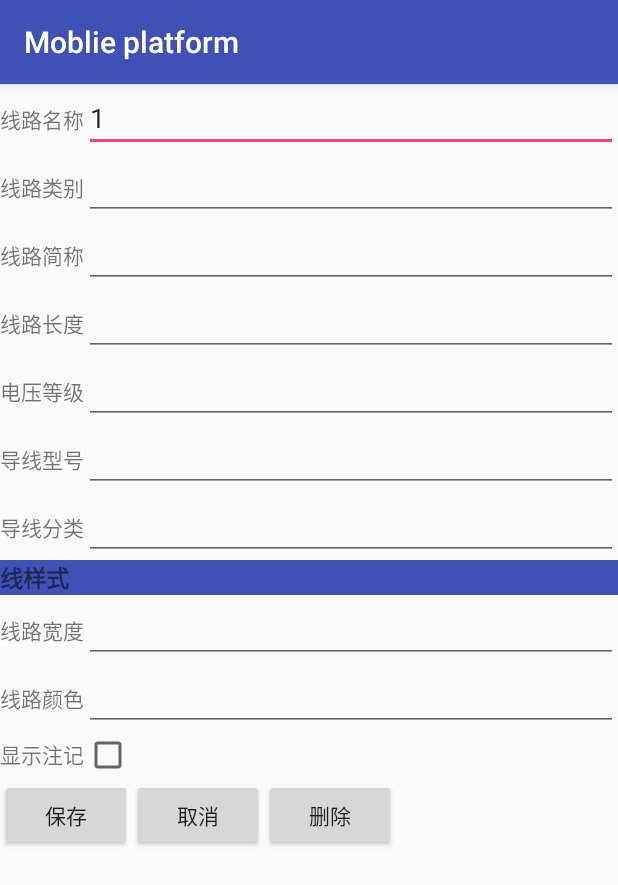
After one commit to GISHanBo/Moblieplatform, an Android app: the SetLineInfo screen opened directly, with no data from a screen before it, on a phone screen of 412 x 824 dp. The commit adds this screen. Shown: the top 885 px of the screen. Run offline under Robolectric (Android 15) with nearby library versions, the phone set to English and light mode, and no system bars.

Commit message:
开始线的绘制

```diff
--- a/app/src/main/AndroidManifest.xml
+++ b/app/src/main/AndroidManifest.xml
@@ -19,7 +19,8 @@
                 <category android:name="android.intent.category.LAUNCHER" />
             </intent-filter>
         </activity>
-        <activity android:name=".SetDeviceInfo"></activity>
+        <activity android:name=".SetDeviceInfo" />
+        <activity android:name=".SetLineInfo"></activity>
     </application>
 
 </manifest>
--- /dev/null
+++ b/app/src/main/java/com/example/administrator/moblieplatform/SetLineInfo.java
@@ -0,0 +1,62 @@
+package com.example.administrator.moblieplatform;
+
+import android.content.Intent;
+import android.support.v7.app.AppCompatActivity;
+import android.os.Bundle;
+import android.widget.CheckBox;
+import android.widget.EditText;
+
+
+public class SetLineInfo extends AppCompatActivity {
+    private long id;//全局唯一ID
+    private String name;//线路名称
+    private String type;//线路类别
+    private String abbreviation;//类别简称
+    private float length;//线段长度
+    private String level;//电压等级
+    private String model;//导线型号
+    private String sort;//导线分类
+    private Integer width;//线样式-宽度
+    private String color;//线样式-颜色
+    private boolean showLabel;//线样式-注记
+
+    @Override
+    protected void onCreate(Bundle savedInstanceState) {
+        super.onCreate(savedInstanceState);
+        setContentView(R.layout.activity_set_line_info);
+        //取值
+        final Intent intent=getIntent();
+        id=intent.getLongExtra("id",0);
+        length=intent.getFloatExtra("length",0f);
+        name=intent.getStringExtra("name");
+        type=intent.getStringExtra("type");
+        abbreviation=intent.getStringExtra("abbreviation");
+        level=intent.getStringExtra("level");
+        model=intent.getStringExtra("model");
+        sort=intent.getStringExtra("sort");
+        color=intent.getStringExtra("color");
+        width=intent.getIntExtra("width",1);
+        showLabel=intent.getBooleanExtra("showLabel",false);
+
+        EditText line_name=findViewById(R.id.line_name);
+        line_name.setText(name);
+        EditText line_length=findViewById(R.id.line_length);
+        line_name.setText(String.valueOf(length));
+        EditText line_type=findViewById(R.id.line_type);
+        line_name.setText(type);
+        EditText line_abbreviation=findViewById(R.id.line_abbreviation);
+        line_name.setText(abbreviation);
+        EditText line_level=findViewById(R.id.line_level);
+        line_name.setText(level);
+        EditText line_model=findViewById(R.id.line_model);
+        line_name.setText(model);
+        EditText line_sort=findViewById(R.id.line_sort);
+        line_name.setText(sort);
+        EditText line_color=findViewById(R.id.line_color);
+        line_name.setText(color);
+        EditText line_width=findViewById(R.id.line_width);
+        line_name.setText(String.valueOf(width));
+        CheckBox line_showLabel=findViewById(R.id.line_label);
+        line_showLabel.setChecked(showLabel);
+    }
+}
--- /dev/null
+++ b/app/src/main/res/layout/activity_set_line_info.xml
@@ -0,0 +1,230 @@
+<?xml version="1.0" encoding="utf-8"?>
+<LinearLayout xmlns:android="http://schemas.android.com/apk/res/android"
+    xmlns:tools="http://schemas.android.com/tools"
+    android:layout_width="match_parent"
+    android:layout_height="match_parent"
+    android:orientation="vertical"
+    tools:context=".SetLineInfo">
+
+    <LinearLayout
+        android:layout_width="match_parent"
+        android:layout_height="wrap_content">
+
+        <TextView
+            android:layout_width="wrap_content"
+            android:layout_height="wrap_content"
+            android:text="线路名称" />
+
+        <EditText
+            android:id="@+id/line_name"
+            android:layout_width="wrap_content"
+            android:layout_height="wrap_content"
+            android:layout_weight="1"
+            android:ems="10"
+            android:inputType="textPersonName"
+            android:text="" />
+    </LinearLayout>
+
+    <LinearLayout
+        android:layout_width="match_parent"
+        android:layout_height="wrap_content">
+
+        <TextView
+            android:layout_width="wrap_content"
+            android:layout_height="wrap_content"
+            android:text="线路类别" />
+
+        <EditText
+            android:id="@+id/line_type"
+            android:layout_width="wrap_content"
+            android:layout_height="wrap_content"
+            android:layout_weight="1"
+            android:ems="10"
+            android:inputType="textPersonName"
+            android:text="" />
+    </LinearLayout>
+
+    <LinearLayout
+        android:layout_width="match_parent"
+        android:layout_height="wrap_content">
+
+        <TextView
+            android:layout_width="wrap_content"
+            android:layout_height="wrap_content"
+            android:text="线路简称" />
+
+        <EditText
+            android:id="@+id/line_abbreviation"
+            android:layout_width="wrap_content"
+            android:layout_height="wrap_content"
+            android:layout_weight="1"
+            android:ems="10"
+            android:inputType="textPersonName"
+            android:text="" />
+    </LinearLayout>
+
+    <LinearLayout
+        android:layout_width="match_parent"
+        android:layout_height="wrap_content">
+
+        <TextView
+            android:layout_width="wrap_content"
+            android:layout_height="wrap_content"
+            android:text="线路长度" />
+
+        <EditText
+            android:id="@+id/line_length"
+            android:layout_width="wrap_content"
+            android:layout_height="wrap_content"
+            android:layout_weight="1"
+            android:ems="10"
+            android:inputType="numberDecimal" />
+
+
+    </LinearLayout>
+
+    <LinearLayout
+        android:layout_width="match_parent"
+        android:layout_height="wrap_content">
+
+        <TextView
+            android:layout_width="wrap_content"
+            android:layout_height="wrap_content"
+            android:text="电压等级" />
+
+        <EditText
+            android:id="@+id/line_level"
+            android:layout_width="wrap_content"
+            android:layout_height="wrap_content"
+            android:layout_weight="1"
+            android:ems="10"
+            android:inputType="textPersonName"
+            android:text="" />
+    </LinearLayout>
+
+    <LinearLayout
+        android:layout_width="match_parent"
+        android:layout_height="wrap_content">
+
+        <TextView
+            android:layout_width="wrap_content"
+            android:layout_height="wrap_content"
+            android:text="导线型号" />
+
+        <EditText
+            android:id="@+id/line_model"
+            android:layout_width="wrap_content"
+            android:layout_height="wrap_content"
+            android:layout_weight="1"
+            android:ems="10"
+            android:inputType="textPersonName"
+            android:text="" />
+    </LinearLayout>
+
+    <LinearLayout
+        android:layout_width="match_parent"
+        android:layout_height="wrap_content">
+
+        <TextView
+            android:layout_width="wrap_content"
+            android:layout_height="wrap_content"
+            android:text="导线分类" />
+
+        <EditText
+            android:id="@+id/line_sort"
+            android:layout_width="wrap_content"
+            android:layout_height="wrap_content"
+            android:layout_weight="1"
+            android:ems="10"
+            android:inputType="textPersonName"
+            android:text="" />
+    </LinearLayout>
+
+    <TextView
+        android:layout_width="match_parent"
+        android:layout_height="wrap_content"
+        android:background="@color/colorPrimary"
+        android:text="线样式"
+        android:textSize="15sp"
+        android:textStyle="bold" />
+
+    <LinearLayout
+        android:layout_width="match_parent"
+        android:layout_height="wrap_content">
+
+        <TextView
+            android:layout_width="wrap_content"
+            android:layout_height="wrap_content"
+            android:text="线路宽度" />
+
+        <EditText
+            android:id="@+id/line_width"
+            android:layout_width="wrap_content"
+            android:layout_height="wrap_content"
+            android:layout_weight="1"
+            android:ems="10"
+            android:inputType="number" />
+
+    </LinearLayout>
+
+    <LinearLayout
+        android:layout_width="match_parent"
+        android:layout_height="wrap_content">
+
+        <TextView
+            android:layout_width="wrap_content"
+            android:layout_height="wrap_content"
+            android:text="线路颜色" />
+
+        <EditText
+            android:id="@+id/line_color"
+            android:layout_width="wrap_content"
+            android:layout_height="wrap_content"
+            android:layout_weight="1"
+            android:ems="10"
+            android:inputType="textPersonName" />
+
+    </LinearLayout>
+
+    <LinearLayout
+        android:layout_width="match_parent"
+        android:layout_height="wrap_content">
+
+        <TextView
+            android:layout_width="wrap_content"
+            android:layout_height="wrap_content"
+            android:text="显示注记" />
+
+        <CheckBox
+            android:id="@+id/line_label"
+            android:layout_width="wrap_content"
+            android:layout_height="wrap_content" />
+
+    </LinearLayout>
+
+    <LinearLayout
+        android:layout_width="wrap_content"
+        android:layout_height="wrap_content"
+        android:orientation="horizontal">
+
+        <Button
+            android:id="@+id/device_save"
+            android:layout_width="wrap_content"
+            android:layout_height="wrap_content"
+            android:text="保存" />
+
+        <Button
+            android:id="@+id/device_cancel"
+            android:layout_width="wrap_content"
+            android:layout_height="wrap_content"
+            android:text="取消" />
+
+        <Button
+            android:id="@+id/delete"
+            android:layout_width="wrap_content"
+            android:layout_height="wrap_content"
+            android:text="删除" />
+    </LinearLayout>
+
+
+</LinearLayout>
```
Also changed, not shown: app/src/main/java/com/example/administrator/moblieplatform/MainActivity.java (+22 -9 lines), app/src/main/res/layout/activity_main.xml (+8 -1 lines), mymap/src/main/java/com/mobile/map/MapView.java (+8 -1 lines), mymap/src/main/java/com/mobile/map/entity/Line.java (+25 -4 lines), mymap/src/main/java/com/mobile/map/entity/LineStyle.java (added, +69 -0 lines), 1 other file.
